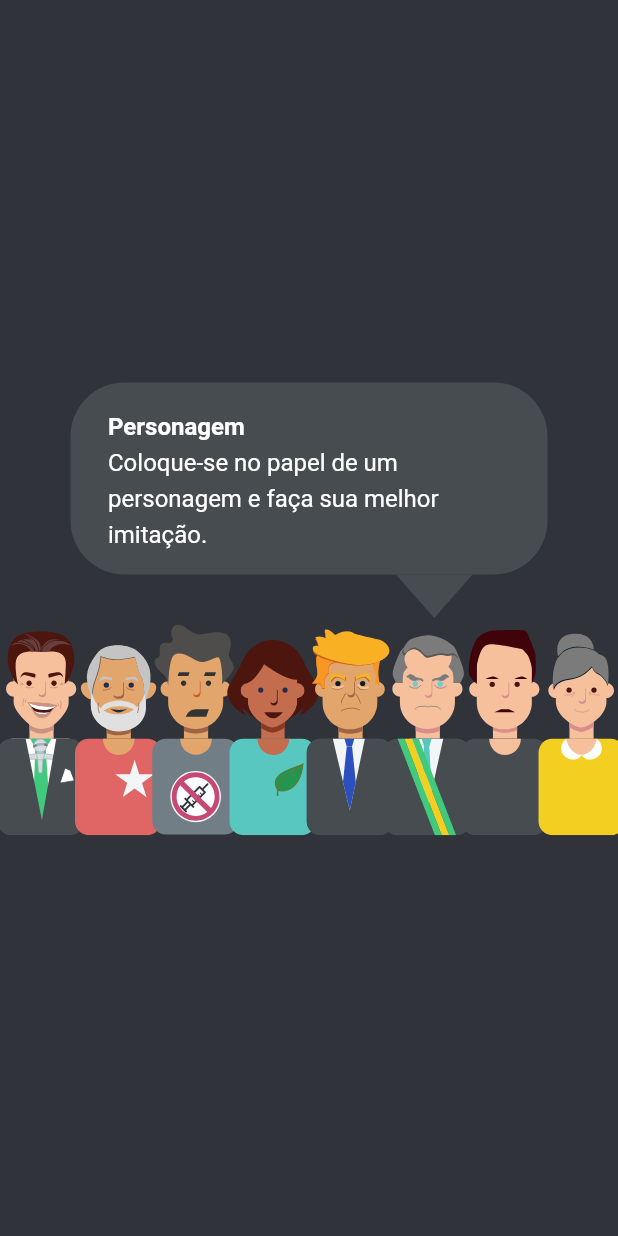
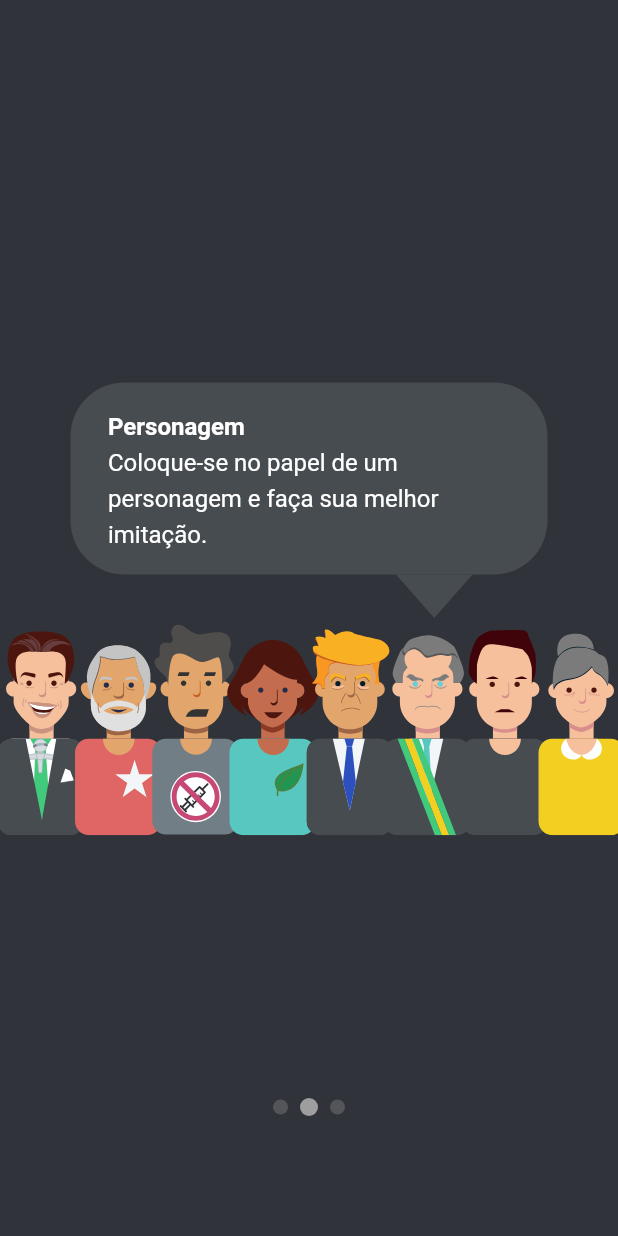
Before and after one commit to yuumasato/have_you_heard, a Flutter app: the OnboardingScreen screen opened by its route, swiped to page 2, on a phone screen of 412 x 824 dp. Run offline on Flutter 3.47's test engine with Material 2 defaults, Android fonts, the light colour scheme and no system bars; drawn by our look-alikes of page_view_indicators; our stand-ins replace flutter_svg, flutter_svg_provider, get, shared_preferences, socket_io_client; accounts and stored records are empty; network calls fail.

Commit message:
Add dot page indicator to onboarding

```diff
--- a/lib/ui/onboarding.dart
+++ b/lib/ui/onboarding.dart
@@ -4,6 +4,7 @@ import 'package:flutter/material.dart';
 import 'package:flutter_svg/flutter_svg.dart';
 import 'package:get/get.dart';
 import 'package:have_you_heard/widgets/chat_balloon.dart';
+import 'package:page_view_indicators/circle_page_indicator.dart';
 
 import 'set_user_name.dart';
 import 'lobby.dart';
@@ -19,29 +20,6 @@ class OnboardingScreen extends StatefulWidget {
 }
 
 class _OnboardingScreenState extends State<OnboardingScreen> {
-  var isVisible = false;
-
-  @override
-  initState() {
-    super.initState();
-    startTime();
-  }
-
-  startTime() async {
-    var duration = const Duration(seconds: 4);
-    return Timer(duration, showLang);
-  }
-
-  showLang() {
-    setState(() {
-      isVisible = !isVisible;
-    });
-  }
-
-  route() {
-    Get.offNamed(LobbyScreen.routeName);
-  }
-
   @override
   Widget build(BuildContext context) {
     final query = MediaQuery.of(context);
@@ -52,10 +30,16 @@ class _OnboardingScreenState extends State<OnboardingScreen> {
     final mediaTopPadding = query.padding.top;
     final mediaViewHeight = mediaHeight - mediaTopPadding;
     final personaWidth = mediaWidth / 8;
+    final _currentPageNotifier = ValueNotifier<int>(0);
     final PageController controller = PageController(initialPage: 0);
-    return PageView(
+    return Stack(
+        children: [
+          PageView(
             scrollDirection: Axis.horizontal,
             controller: controller,
+            onPageChanged: (int index) {
+              _currentPageNotifier.value = index;
+            },
             children: [
               pageBuilder(
                 const Text('Você ouviu que...',
@@ -124,6 +108,19 @@ class _OnboardingScreenState extends State<OnboardingScreen> {
                                 ))))
                   ])),
             ],
+          ),
+          Positioned(
+              left: 0.0,
+              right: 0.0,
+              bottom:  80.0,
+              child: CirclePageIndicator(
+                size: 10.0,
+                selectedSize: 12.0,
+                itemCount: 3,
+                currentPageNotifier: _currentPageNotifier,
+              )
+          ),
+        ]
     );
   }
 
--- a/pubspec.yaml
+++ b/pubspec.yaml
@@ -33,7 +33,7 @@ dependencies:
   flutter_svg_provider: ^0.1.10
   socket_io_client: ^2.0.0-beta
   shared_preferences: ^2.0.0
-
+  page_view_indicators: ^2.0.0
 
   # The following adds the Cupertino Icons font to your application.
   # Use with the CupertinoIcons class for iOS style icons.
```
Also changed, not shown: pubspec.lock. Lines whose indentation alone changed are shown as unchanged.
